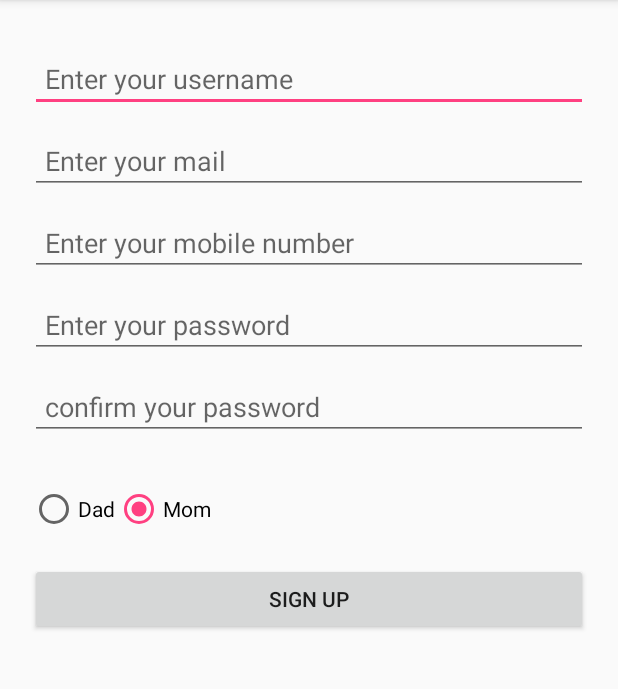
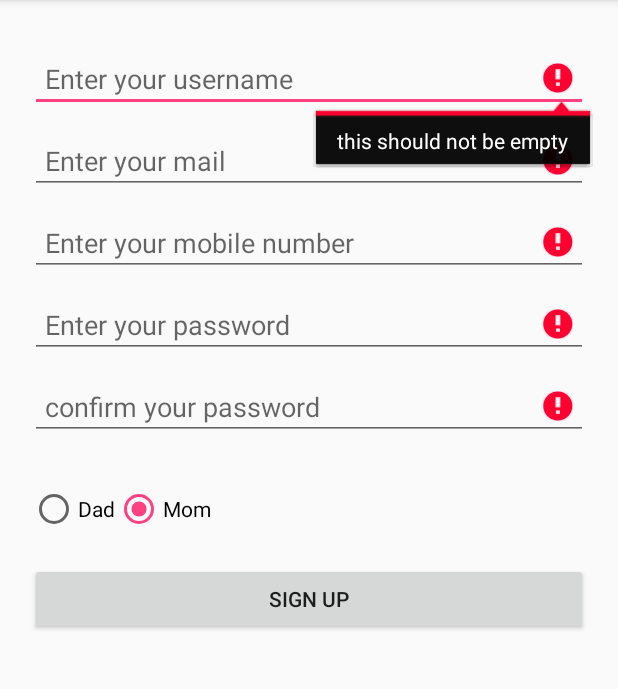
Before and after one commit to Tahaelhosseny/MySchool, an Android app: the Registration screen opened directly, with no data from a screen before it, after a tap on "SIGN UP", on a phone screen of 412 x 824 dp, the part 84-773 px from its top. Run offline under Robolectric (Android 15) with nearby library versions, the light colour scheme and no system bars; network calls fail.

Commit message:
MON 19 MAR 2018 5:30 PM

```diff
--- a/app/src/main/AndroidManifest.xml
+++ b/app/src/main/AndroidManifest.xml
@@ -77,7 +77,9 @@
             android:parentActivityName=".MainActivity" />
         <activity
             android:name=".showSchoolLocation"
-            android:label="@string/title_activity_show_school_location" android:parentActivityName=".SchoolInfo"></activity>
+            android:label="@string/title_activity_show_school_location"
+            android:parentActivityName=".SchoolInfo" />
+        <activity android:name=".ForgetPassword" android:theme="@style/Base.Theme.AppCompat.Light.Dialog.Alert"></activity>
     </application>
 
 </manifest>
--- a/app/src/main/java/com/wesoft_eg/myschool/myschool/Registration.java
+++ b/app/src/main/java/com/wesoft_eg/myschool/myschool/Registration.java
@@ -4,9 +4,11 @@ import android.app.ProgressDialog;
 import android.content.Intent;
 import android.support.v7.app.AppCompatActivity;
 import android.os.Bundle;
+import android.text.TextUtils;
 import android.util.Log;
 import android.view.View;
 import android.widget.EditText;
+import android.widget.RadioButton;
 import android.widget.RadioGroup;
 import android.widget.Toast;
 
@@ -26,15 +28,17 @@ public class Registration extends AppCompatActivity
     EditText cPassword ;
     EditText mail;
     RadioGroup radioGroup ;
+    RadioButton dad ;
+    RadioButton mom ;
 
 
 
-    String str_userName;
-    String str_phone;
-    String str_password;
-    String str_cPasssowrd ;
-    String str_parent;
-    String str_mail;
+    String str_userName = "";
+    String str_phone= "";
+    String str_password= "";
+    String str_cPasssowrd = "";
+    String str_parent= "true";
+    String str_mail= "";
 
 
     ProgressDialog mProgressDialog;
@@ -59,13 +63,21 @@ public class Registration extends AppCompatActivity
         mail = (EditText) findViewById(R.id.mail);
 
         radioGroup = (RadioGroup) findViewById(R.id.radio_groub);
+        dad = (RadioButton) findViewById(R.id.dad);
+        mom = (RadioButton) findViewById(R.id.mom);
 
+        if(str_parent.equals("true"))
+            dad.setChecked(true);
+        else
+            mom.setChecked(true);
 
 
         mProgressDialog = new ProgressDialog(this);
         mProgressDialog.setTitle("Register");
         mProgressDialog.setMessage("we are happy that you are register with us");
         mProgressDialog.setCanceledOnTouchOutside(false);
+
+
 
     }
 
@@ -77,20 +89,72 @@ public class Registration extends AppCompatActivity
     public void signUp(View view)
     {
 
-        str_userName = userName.getText().toString() ;
-        str_phone = phone.getText().toString();
-        str_password = passwoed.getText().toString() ;
-        str_cPasssowrd = cPassword.getText().toString();
-        str_mail = mail.getText().toString();
-
+        int i = 8;
 
         if(radioGroup.getCheckedRadioButtonId() == R.id.radio_ninjas)
             str_parent = "false" ;
         else
             str_parent = "true" ;
 
+        str_userName = userName.getText().toString() ;
+        str_phone = phone.getText().toString();
+        str_password = passwoed.getText().toString();
+        str_cPasssowrd = cPassword.getText().toString();
+        str_mail = mail.getText().toString();
 
-        //{"RealName": "Taha El-Husseiny" , "Email":"taha.elssien01y@gmail.com" ,"PhoneNumber":"01095522403" ,"Password":"P@ssw0rd","ConfirmPassword":"P@ssw0rd" , "Gender":true }
+        if(str_userName.isEmpty())
+        {
+            userName.setError("this should not be empty");
+           --i;
+        }
+        if(!isValidEmail(str_mail))
+        {
+            mail.setError("this is not valid mail");
+            --i;
+        }
+
+        if(!validCellPhone(str_phone))
+        {
+            phone.setError("this is not valid phone number");
+            --i;
+
+        }
+
+        if(str_password.isEmpty())
+        {
+            passwoed.setError("this filed should nut be empty");
+            --i;
+
+
+        }
+        if(str_password.length()<6)
+        {
+            passwoed.setError("this filled should be more than 6 characters ");
+            --i;
+        }
+        if(str_cPasssowrd.length()<6)
+        {
+            cPassword.setError("this filled should be more than 6 characters ");
+            --i;
+        }
+        if (str_cPasssowrd.isEmpty())
+        {
+            cPassword.setError("this filed should nut be empty");
+            --i;
+
+        }
+
+        if(!str_cPasssowrd.equals(str_password))
+        {
+            passwoed.setError( "Password Not Matches");
+            cPassword.setError("Password Not Matches");
+            --i;
+
+        }
+
+        if(i==8)
+            {
+                //{"Email": "eng.abbasmohamed14@gmail.com" , "Password":"P@ssw0rd1" , "ConfirmPassword":"P@ssw0rd1" , "RealName": "Full Stack Developer", "PhoneNumber":"41878","Gender":true}
 
                 Map<String , String> params = new HashMap<String, String>();
 
@@ -112,16 +176,39 @@ public class Registration extends AppCompatActivity
                         mProgressDialog.dismiss();
 
                         Log.e("rrrrrrrr" , result.get("res"));
-               /* if(result.get("status").toString().contains("ok"))
+               if(result.get("status").toString().contains("ok"))
                 {
+                    Log.e("gggggggggggg" ,result.get("res").toString());
 
-                    startActivity(new Intent(getApplicationContext() , MapsActivity.class));
                 }
                 else
                     Toast.makeText(getApplicationContext() ,"something go wrong try again",Toast.LENGTH_SHORT).show();
-/*/
+
                     }
                 });
 
             }
+
+        //{"RealName": "Taha El-Husseiny" , "Email":"taha.elssien01y@gmail.com" ,"PhoneNumber":"01095522403" ,"Password":"P@ssw0rd","ConfirmPassword":"P@ssw0rd" , "Gender":true }
+
+
     }
+
+
+
+    public boolean validCellPhone(String number)
+    {
+        return android.util.Patterns.PHONE.matcher(number).matches();
+    }
+
+
+
+    public final static boolean isValidEmail(CharSequence target)
+    {
+        if (TextUtils.isEmpty(target)) {
+            return false;
+        } else {
+            return android.util.Patterns.EMAIL_ADDRESS.matcher(target).matches();
+        }
+    }
+}
--- a/app/src/main/res/layout/activity_registration.xml
+++ b/app/src/main/res/layout/activity_registration.xml
@@ -18,7 +18,6 @@
         android:hint="Enter your username"
         android:padding="10dp"
         android:lines="1"/>
-
     <EditText
         android:layout_marginTop="10dp"
         android:layout_width="match_parent"
@@ -62,14 +61,14 @@
         android:layout_width="match_parent"
         android:layout_height="wrap_content">
         <RadioButton
-            android:id="@+id/radio_pirates"
+            android:id="@+id/dad"
             android:layout_width="wrap_content"
             android:layout_height="wrap_content"
             android:text="Dad"
             android:onClick="onRadioButtonClicked"/>
 
         <RadioButton
-            android:id="@+id/radio_ninjas"
+            android:id="@+id/mom"
             android:layout_width="wrap_content"
             android:layout_height="wrap_content"
             android:onClick="onRadioButtonClicked"
--- a/app/src/main/res/menu/main.xml
+++ b/app/src/main/res/menu/main.xml
@@ -6,6 +6,11 @@
         android:orderInCategory="100"
         android:title="@string/action_settings"
         app:showAsAction="never" />
+    <item
+        android:id="@+id/Logout"
+        android:orderInCategory="100"
+        android:title="LogOut"
+        app:showAsAction="never"/>
     <item android:id="@+id/filter"
         android:title="filter"
         android:icon="@drawable/filter"
--- a/app/src/main/res/values/strings.xml
+++ b/app/src/main/res/values/strings.xml
@@ -41,4 +41,9 @@
     <string name="hello_blank_fragment">Hello blank fragment</string>
     <string name="title_activity_show_school_location">Map</string>
 
+
+
+
+    <string name="fpass"><u>Forget Password ! </u></string>
+
 </resources>
```
Also changed, not shown: app/src/main/java/com/wesoft_eg/myschool/myschool/ForgetPassword.java (added, +75 -0 lines), app/src/main/java/com/wesoft_eg/myschool/myschool/Login.java (+39 -0 lines), app/src/main/java/com/wesoft_eg/myschool/myschool/MainActivity.java (+36 -3 lines), app/src/main/res/anim/down_to_up.xml (added, +10 -0 lines), app/src/main/res/layout/activity_forget_password.xml (added, +28 -0 lines), app/src/main/res/layout/activity_login.xml (+4 -17 lines). Lines whose indentation alone changed are shown as unchanged.
